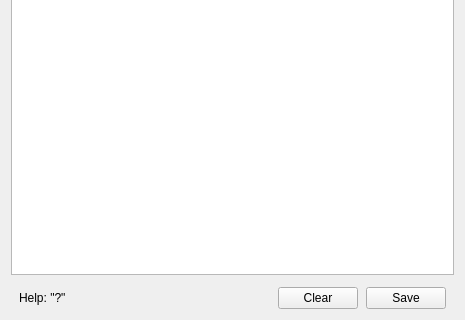
First picture: the form in Forms/IMBISTDlg.ui, repository billkarsh/SpikeGLX, before the edit; both pictures show x 0 to 465 and y 196 to 516 of the 465 by 516 pixel window.
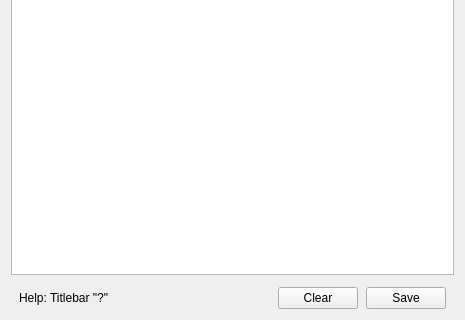
Second picture: the form after the edit.

```diff
--- a/Forms/IMBISTDlg.ui
+++ b/Forms/IMBISTDlg.ui
@@ -214,7 +214,7 @@
      <item>
       <widget class="QLabel" name="label">
        <property name="text">
-        <string>Help: &quot;?&quot;</string>
+        <string>Help: Titlebar &quot;?&quot;</string>
        </property>
       </widget>
      </item>
```
